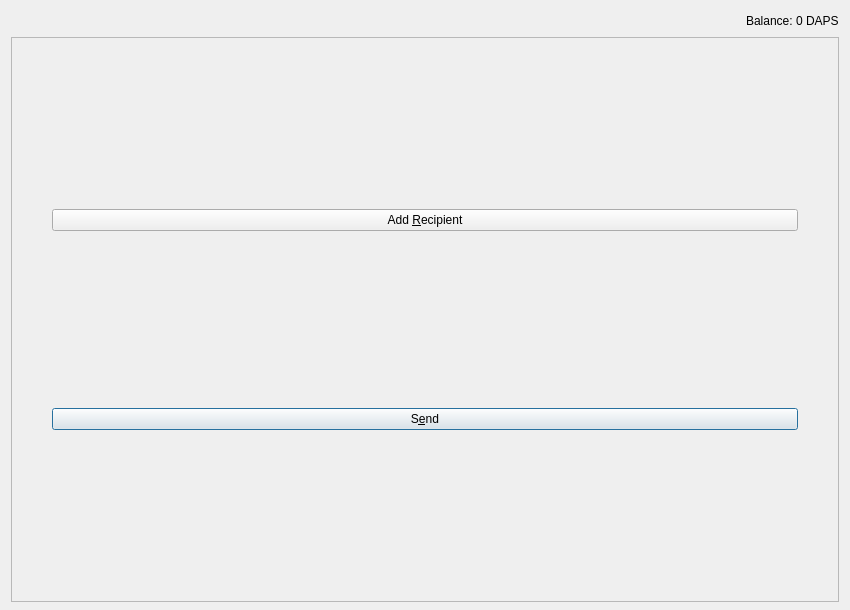
The window that src/qt/forms/sendcoinsdialog.ui (TheArcadiaGroup/DAPS) describes before a commit, drawn with Qt 5.
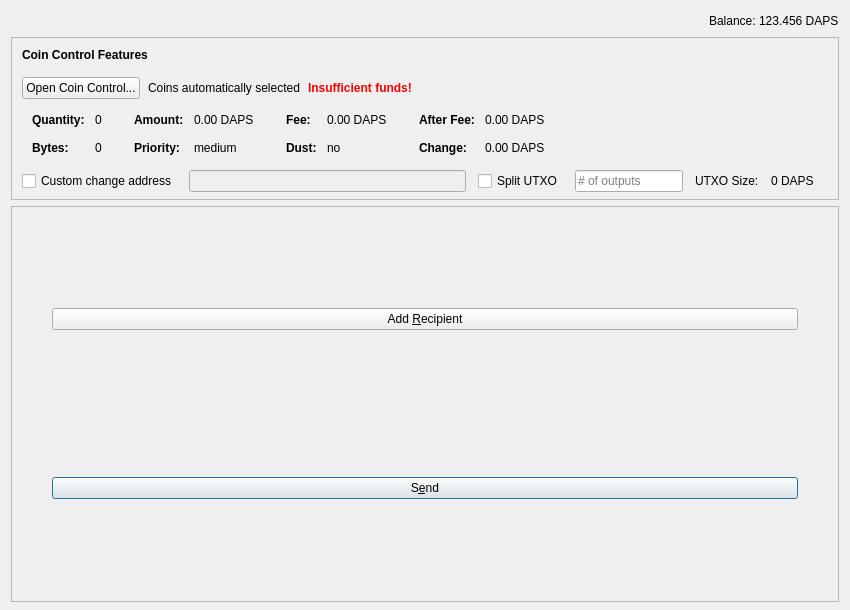
The same window after the commit. Icons and pictures are not drawn. Custom widgets are drawn as their Qt base class.

Commit message: Restore Coin Control

```diff
--- a/src/qt/forms/sendcoinsdialog.ui
+++ b/src/qt/forms/sendcoinsdialog.ui
@@ -13,10 +13,10 @@
   <property name="windowTitle">
    <string>Send Coins</string>
   </property>
-  <property name="sizeGripEnabled">
-   <bool>false</bool>
+  <property name="styleSheet">
+   <string notr="true">QDialog{border-image: url(':/images/background') 0 0 0 0 stretch stretch;}</string>
   </property>
-  <layout class="QVBoxLayout" name="verticalLayout" stretch="0,1">
+  <layout class="QVBoxLayout" name="verticalLayout" stretch="0,0,1">
    <property name="bottomMargin">
     <number>8</number>
    </property>
@@ -65,7 +65,7 @@
           <string>Your current spendable balance</string>
          </property>
          <property name="text">
-          <string notr="true">0 DAPS</string>
+          <string notr="true">123.456 DAPS</string>
          </property>
          <property name="textInteractionFlags">
           <set>Qt::LinksAccessibleByMouse|Qt::TextSelectableByKeyboard|Qt::TextSelectableByMouse</set>
@@ -76,6 +76,629 @@
      </item>
     </layout>
    </item>
+   <item>
+    <widget class="QFrame" name="frameCoinControl">
+     <property name="sizePolicy">
+      <sizepolicy hsizetype="Expanding" vsizetype="MinimumExpanding">
+       <horstretch>0</horstretch>
+       <verstretch>0</verstretch>
+      </sizepolicy>
+     </property>
+     <property name="maximumSize">
+      <size>
+       <width>16777215</width>
+       <height>16777215</height>
+      </size>
+     </property>
+     <property name="frameShape">
+      <enum>QFrame::StyledPanel</enum>
+     </property>
+     <property name="frameShadow">
+      <enum>QFrame::Sunken</enum>
+     </property>
+     <layout class="QVBoxLayout" name="verticalLayoutCoinControl2">
+      <property name="spacing">
+       <number>0</number>
+      </property>
+      <property name="leftMargin">
+       <number>0</number>
+      </property>
+      <property name="topMargin">
+       <number>0</number>
+      </property>
+      <property name="rightMargin">
+       <number>0</number>
+      </property>
+      <property name="bottomMargin">
+       <number>6</number>
+      </property>
+      <item>
+       <layout class="QVBoxLayout" name="verticalLayoutCoinControl" stretch="0,0,0,0,1">
+        <property name="spacing">
+         <number>0</number>
+        </property>
+        <property name="leftMargin">
+         <number>10</number>
+        </property>
+        <property name="topMargin">
+         <number>10</number>
+        </property>
+        <item>
+         <layout class="QHBoxLayout" name="horizontalLayoutCoinControl1">
+          <property name="bottomMargin">
+           <number>15</number>
+          </property>
+          <item>
+           <widget class="QLabel" name="labelCoinControlFeatures">
+            <property name="sizePolicy">
+             <sizepolicy hsizetype="Preferred" vsizetype="Maximum">
+              <horstretch>0</horstretch>
+              <verstretch>0</verstretch>
+             </sizepolicy>
+            </property>
+            <property name="font">
+             <font>
+              <weight>75</weight>
+              <bold>true</bold>
+             </font>
+            </property>
+            <property name="styleSheet">
+             <string notr="true">font-weight:bold;</string>
+            </property>
+            <property name="text">
+             <string>Coin Control Features</string>
+            </property>
+           </widget>
+          </item>
+         </layout>
+        </item>
+        <item>
+         <layout class="QHBoxLayout" name="horizontalLayoutCoinControl2" stretch="0,0,0,0">
+          <property name="spacing">
+           <number>8</number>
+          </property>
+          <property name="bottomMargin">
+           <number>10</number>
+          </property>
+          <item>
+           <widget class="QPushButton" name="pushButtonCoinControl">
+            <property name="styleSheet">
+             <string notr="true"/>
+            </property>
+            <property name="text">
+             <string>Open Coin Control...</string>
+            </property>
+            <property name="autoDefault">
+             <bool>false</bool>
+            </property>
+           </widget>
+          </item>
+          <item>
+           <widget class="QLabel" name="labelCoinControlAutomaticallySelected">
+            <property name="text">
+             <string>Coins automatically selected</string>
+            </property>
+            <property name="margin">
+             <number>5</number>
+            </property>
+           </widget>
+          </item>
+          <item>
+           <widget class="QLabel" name="labelCoinControlInsuffFunds">
+            <property name="font">
+             <font>
+              <weight>75</weight>
+              <bold>true</bold>
+             </font>
+            </property>
+            <property name="styleSheet">
+             <string notr="true">color:red;font-weight:bold;</string>
+            </property>
+            <property name="text">
+             <string>Insufficient funds!</string>
+            </property>
+            <property name="margin">
+             <number>5</number>
+            </property>
+           </widget>
+          </item>
+          <item>
+           <spacer name="horizontalSpacerCoinControl">
+            <property name="orientation">
+             <enum>Qt::Horizontal</enum>
+            </property>
+            <property name="sizeHint" stdset="0">
+             <size>
+              <width>40</width>
+              <height>1</height>
+             </size>
+            </property>
+           </spacer>
+          </item>
+         </layout>
+        </item>
+        <item>
+         <widget class="QWidget" name="widgetCoinControl" native="true">
+          <property name="sizePolicy">
+           <sizepolicy hsizetype="Preferred" vsizetype="Preferred">
+            <horstretch>0</horstretch>
+            <verstretch>0</verstretch>
+           </sizepolicy>
+          </property>
+          <property name="minimumSize">
+           <size>
+            <width>0</width>
+            <height>0</height>
+           </size>
+          </property>
+          <property name="styleSheet">
+           <string notr="true"/>
+          </property>
+          <layout class="QHBoxLayout" name="horizontalLayoutCoinControl5">
+           <property name="leftMargin">
+            <number>0</number>
+           </property>
+           <property name="topMargin">
+            <number>0</number>
+           </property>
+           <property name="rightMargin">
+            <number>0</number>
+           </property>
+           <property name="bottomMargin">
+            <number>0</number>
+           </property>
+           <item>
+            <layout class="QHBoxLayout" name="horizontalLayoutCoinControl3" stretch="0,0,0,1">
+             <property name="spacing">
+              <number>20</number>
+             </property>
+             <property name="topMargin">
+              <number>0</number>
+             </property>
+             <property name="bottomMargin">
+              <number>10</number>
+             </property>
+             <item>
+              <layout class="QFormLayout" name="formLayoutCoinControl1">
+               <property name="horizontalSpacing">
+                <number>10</number>
+               </property>
+               <property name="verticalSpacing">
+                <number>14</number>
+               </property>
+               <property name="leftMargin">
+                <number>10</number>
+               </property>
+               <property name="topMargin">
+                <number>4</number>
+               </property>
+               <property name="rightMargin">
+                <number>6</number>
+               </property>
+               <item row="0" column="0">
+                <widget class="QLabel" name="labelCoinControlQuantityText">
+                 <property name="font">
+                  <font>
+                   <weight>75</weight>
+                   <bold>true</bold>
+                  </font>
+                 </property>
+                 <property name="text">
+                  <string>Quantity:</string>
+                 </property>
+                 <property name="margin">
+                  <number>0</number>
+                 </property>
+                </widget>
+               </item>
+               <item row="0" column="1">
+                <widget class="QLabel" name="labelCoinControlQuantity">
+                 <property name="cursor">
+                  <cursorShape>IBeamCursor</cursorShape>
+                 </property>
+                 <property name="contextMenuPolicy">
+                  <enum>Qt::ActionsContextMenu</enum>
+                 </property>
+                 <property name="text">
+                  <string notr="true">0</string>
+                 </property>
+                 <property name="margin">
+                  <number>0</number>
+                 </property>
+                 <property name="textInteractionFlags">
+                  <set>Qt::LinksAccessibleByMouse|Qt::TextSelectableByKeyboard|Qt::TextSelectableByMouse</set>
+                 </property>
+                </widget>
+               </item>
+               <item row="1" column="0">
+                <widget class="QLabel" name="labelCoinControlBytesText">
+                 <property name="font">
+                  <font>
+                   <weight>75</weight>
+                   <bold>true</bold>
+                  </font>
+                 </property>
+                 <property name="text">
+                  <string>Bytes:</string>
+                 </property>
+                </widget>
+               </item>
+               <item row="1" column="1">
+                <widget class="QLabel" name="labelCoinControlBytes">
+                 <property name="cursor">
+                  <cursorShape>IBeamCursor</cursorShape>
+                 </property>
+                 <property name="contextMenuPolicy">
+                  <enum>Qt::ActionsContextMenu</enum>
+                 </property>
+                 <property name="text">
+                  <string notr="true">0</string>
+                 </property>
+                 <property name="textInteractionFlags">
+                  <set>Qt::LinksAccessibleByMouse|Qt::TextSelectableByKeyboard|Qt::TextSelectableByMouse</set>
+                 </property>
+                </widget>
+               </item>
+              </layout>
+             </item>
+             <item>
+              <layout class="QFormLayout" name="formLayoutCoinControl2">
+               <property name="horizontalSpacing">
+                <number>10</number>
+               </property>
+               <property name="verticalSpacing">
+                <number>14</number>
+               </property>
+               <property name="leftMargin">
+                <number>6</number>
+               </property>
+               <property name="topMargin">
+                <number>4</number>
+               </property>
+               <property name="rightMargin">
+                <number>6</number>
+               </property>
+               <item row="0" column="0">
+                <widget class="QLabel" name="labelCoinControlAmountText">
+                 <property name="font">
+                  <font>
+                   <weight>75</weight>
+                   <bold>true</bold>
+                  </font>
+                 </property>
+                 <property name="text">
+                  <string>Amount:</string>
+                 </property>
+                 <property name="margin">
+                  <number>0</number>
+                 </property>
+                </widget>
+               </item>
+               <item row="0" column="1">
+                <widget class="QLabel" name="labelCoinControlAmount">
+                 <property name="cursor">
+                  <cursorShape>IBeamCursor</cursorShape>
+                 </property>
+                 <property name="contextMenuPolicy">
+                  <enum>Qt::ActionsContextMenu</enum>
+                 </property>
+                 <property name="text">
+                  <string notr="true">0.00 DAPS</string>
+                 </property>
+                 <property name="textInteractionFlags">
+                  <set>Qt::LinksAccessibleByMouse|Qt::TextSelectableByKeyboard|Qt::TextSelectableByMouse</set>
+                 </property>
+                </widget>
+               </item>
+               <item row="1" column="0">
+                <widget class="QLabel" name="labelCoinControlPriorityText">
+                 <property name="font">
+                  <font>
+                   <weight>75</weight>
+                   <bold>true</bold>
+                  </font>
+                 </property>
+                 <property name="text">
+                  <string>Priority:</string>
+                 </property>
+                </widget>
+               </item>
+               <item row="1" column="1">
+                <widget class="QLabel" name="labelCoinControlPriority">
+                 <property name="cursor">
+                  <cursorShape>IBeamCursor</cursorShape>
+                 </property>
+                 <property name="contextMenuPolicy">
+                  <enum>Qt::ActionsContextMenu</enum>
+                 </property>
+                 <property name="text">
+                  <string>medium</string>
+                 </property>
+                 <property name="textInteractionFlags">
+                  <set>Qt::LinksAccessibleByMouse|Qt::TextSelectableByKeyboard|Qt::TextSelectableByMouse</set>
+                 </property>
+                </widget>
+               </item>
+              </layout>
+             </item>
+             <item>
+              <layout class="QFormLayout" name="formLayoutCoinControl3">
+               <property name="horizontalSpacing">
+                <number>10</number>
+               </property>
+               <property name="verticalSpacing">
+                <number>14</number>
+               </property>
+               <property name="leftMargin">
+                <number>6</number>
+               </property>
+               <property name="topMargin">
+                <number>4</number>
+               </property>
+               <property name="rightMargin">
+                <number>6</number>
+               </property>
+               <item row="0" column="0">
+                <widget class="QLabel" name="labelCoinControlFeeText">
+                 <property name="font">
+                  <font>
+                   <weight>75</weight>
+                   <bold>true</bold>
+                  </font>
+                 </property>
+                 <property name="text">
+                  <string>Fee:</string>
+                 </property>
+                 <property name="margin">
+                  <number>0</number>
+                 </property>
+                </widget>
+               </item>
+               <item row="0" column="1">
+                <widget class="QLabel" name="labelCoinControlFee">
+                 <property name="cursor">
+                  <cursorShape>IBeamCursor</cursorShape>
+                 </property>
+                 <property name="contextMenuPolicy">
+                  <enum>Qt::ActionsContextMenu</enum>
+                 </property>
+                 <property name="text">
+                  <string notr="true">0.00 DAPS</string>
+                 </property>
+                 <property name="textInteractionFlags">
+                  <set>Qt::LinksAccessibleByMouse|Qt::TextSelectableByKeyboard|Qt::TextSelectableByMouse</set>
+                 </property>
+                </widget>
+               </item>
+               <item row="1" column="0">
+                <widget class="QLabel" name="labelCoinControlLowOutputText">
+                 <property name="font">
+                  <font>
+                   <weight>75</weight>
+                   <bold>true</bold>
+                  </font>
+                 </property>
+                 <property name="text">
+                  <string>Dust:</string>
+                 </property>
+                </widget>
+               </item>
+               <item row="1" column="1">
+                <widget class="QLabel" name="labelCoinControlLowOutput">
+                 <property name="cursor">
+                  <cursorShape>IBeamCursor</cursorShape>
+                 </property>
+                 <property name="contextMenuPolicy">
+                  <enum>Qt::ActionsContextMenu</enum>
+                 </property>
+                 <property name="text">
+                  <string>no</string>
+                 </property>
+                 <property name="textInteractionFlags">
+                  <set>Qt::LinksAccessibleByMouse|Qt::TextSelectableByKeyboard|Qt::TextSelectableByMouse</set>
+                 </property>
+                </widget>
+               </item>
+              </layout>
+             </item>
+             <item>
+              <layout class="QFormLayout" name="formLayoutCoinControl4">
+               <property name="horizontalSpacing">
+                <number>10</number>
+               </property>
+               <property name="verticalSpacing">
+                <number>14</number>
+               </property>
+               <property name="leftMargin">
+                <number>6</number>
+               </property>
+               <property name="topMargin">
+                <number>4</number>
+               </property>
+               <property name="rightMargin">
+                <number>6</number>
+               </property>
+               <item row="0" column="0">
+                <widget class="QLabel" name="labelCoinControlAfterFeeText">
+                 <property name="font">
+                  <font>
+                   <weight>75</weight>
+                   <bold>true</bold>
+                  </font>
+                 </property>
+                 <property name="text">
+                  <string>After Fee:</string>
+                 </property>
+                 <property name="margin">
+                  <number>0</number>
+                 </property>
+                </widget>
+               </item>
+               <item row="0" column="1">
+                <widget class="QLabel" name="labelCoinControlAfterFee">
+                 <property name="cursor">
+                  <cursorShape>IBeamCursor</cursorShape>
+                 </property>
+                 <property name="contextMenuPolicy">
+                  <enum>Qt::ActionsContextMenu</enum>
+                 </property>
+                 <property name="text">
+                  <string notr="true">0.00 DAPS</string>
+                 </property>
+                 <property name="textInteractionFlags">
+                  <set>Qt::LinksAccessibleByMouse|Qt::TextSelectableByKeyboard|Qt::TextSelectableByMouse</set>
+                 </property>
+                </widget>
+               </item>
+               <item row="1" column="0">
+                <widget class="QLabel" name="labelCoinControlChangeText">
+                 <property name="font">
+                  <font>
+                   <weight>75</weight>
+                   <bold>true</bold>
+                  </font>
+                 </property>
+                 <property name="text">
+                  <string>Change:</string>
+                 </property>
+                </widget>
+               </item>
+               <item row="1" column="1">
+                <widget class="QLabel" name="labelCoinControlChange">
+                 <property name="cursor">
+                  <cursorShape>IBeamCursor</cursorShape>
+                 </property>
+                 <property name="contextMenuPolicy">
+                  <enum>Qt::ActionsContextMenu</enum>
+                 </property>
+                 <property name="text">
+                  <string notr="true">0.00 DAPS</string>
+                 </property>
+                 <property name="textInteractionFlags">
+                  <set>Qt::LinksAccessibleByMouse|Qt::TextSelectableByKeyboard|Qt::TextSelectableByMouse</set>
+                 </property>
+                </widget>
+               </item>
+              </layout>
+             </item>
+            </layout>
+           </item>
+          </layout>
+         </widget>
+        </item>
+        <item>
+         <layout class="QHBoxLayout" name="horizontalLayoutCoinControl4" stretch="0,0,0,0,0,0,0">
+          <property name="spacing">
+           <number>12</number>
+          </property>
+          <property name="sizeConstraint">
+           <enum>QLayout::SetDefaultConstraint</enum>
+          </property>
+          <property name="topMargin">
+           <number>5</number>
+          </property>
+          <property name="rightMargin">
+           <number>5</number>
+          </property>
+          <item>
+           <widget class="QCheckBox" name="checkBoxCoinControlChange">
+            <property name="toolTip">
+             <string>If this is activated, but the change address is empty or invalid, change will be sent to a newly generated address.</string>
+            </property>
+            <property name="text">
+             <string>Custom change address</string>
+            </property>
+           </widget>
+          </item>
+          <item>
+           <widget class="QValidatedLineEdit" name="lineEditCoinControlChange">
+            <property name="enabled">
+             <bool>false</bool>
+            </property>
+            <property name="sizePolicy">
+             <sizepolicy hsizetype="Expanding" vsizetype="Fixed">
+              <horstretch>0</horstretch>
+              <verstretch>0</verstretch>
+             </sizepolicy>
+            </property>
+           </widget>
+          </item>
+          <item>
+           <widget class="QCheckBox" name="splitBlockCheckBox">
+            <property name="text">
+             <string>Split UTXO</string>
+            </property>
+           </widget>
+          </item>
+          <item>
+           <widget class="QLineEdit" name="splitBlockLineEdit">
+            <property name="sizePolicy">
+             <sizepolicy hsizetype="Fixed" vsizetype="Fixed">
+              <horstretch>50</horstretch>
+              <verstretch>0</verstretch>
+             </sizepolicy>
+            </property>
+            <property name="placeholderText">
+             <string># of outputs</string>
+            </property>
+           </widget>
+          </item>
+          <item>
+           <widget class="QLabel" name="labelBlockSizeText">
+            <property name="text">
+             <string>UTXO Size:</string>
+            </property>
+           </widget>
+          </item>
+          <item>
+           <widget class="QLabel" name="labelBlockSize">
+            <property name="text">
+             <string>0 DAPS</string>
+            </property>
+           </widget>
+          </item>
+          <item>
+           <widget class="QLabel" name="labelCoinControlChangeLabel">
+            <property name="sizePolicy">
+             <sizepolicy hsizetype="Preferred" vsizetype="Expanding">
+              <horstretch>0</horstretch>
+              <verstretch>0</verstretch>
+             </sizepolicy>
+            </property>
+            <property name="minimumSize">
+             <size>
+              <width>0</width>
+              <height>0</height>
+             </size>
+            </property>
+            <property name="text">
+             <string/>
+            </property>
+            <property name="margin">
+             <number>3</number>
+            </property>
+           </widget>
+          </item>
+         </layout>
+        </item>
+        <item>
+         <spacer name="verticalSpacerCoinControl">
+          <property name="orientation">
+           <enum>Qt::Vertical</enum>
+          </property>
+          <property name="sizeHint" stdset="0">
+           <size>
+            <width>800</width>
+            <height>1</height>
+           </size>
+          </property>
+         </spacer>
+        </item>
+       </layout>
+      </item>
+     </layout>
+    </widget>
+   </item>
    <item>
     <widget class="QScrollArea" name="scrollArea">
      <property name="widgetResizable">
@@ -87,10 +710,10 @@
         <x>0</x>
         <y>0</y>
         <width>830</width>
-        <height>561</height>
+        <height>390</height>
        </rect>
       </property>
-      <layout class="QVBoxLayout" name="verticalLayout_2" stretch="0,0,0">
+      <layout class="QVBoxLayout" name="verticalLayout_2" stretch="0,0,0,0">
        <property name="leftMargin">
         <number>0</number>
        </property>
@@ -163,6 +786,22 @@
          </item>
         </layout>
        </item>
+       <item>
+        <spacer name="verticalSpacer_2">
+         <property name="orientation">
+          <enum>Qt::Vertical</enum>
+         </property>
+         <property name="sizeType">
+          <enum>QSizePolicy::Fixed</enum>
+         </property>
+         <property name="sizeHint" stdset="0">
+          <size>
+           <width>20</width>
+           <height>40</height>
+          </size>
+         </property>
+        </spacer>
+       </item>
        <item>
         <layout class="QVBoxLayout" name="verticalLayout_4">
          <item>
@@ -231,8 +870,13 @@
    </item>
   </layout>
  </widget>
- <resources>
-  <include location="../dapscoin.qrc"/>
- </resources>
+ <customwidgets>
+  <customwidget>
+   <class>QValidatedLineEdit</class>
+   <extends>QLineEdit</extends>
+   <header>qvalidatedlineedit.h</header>
+  </customwidget>
+ </customwidgets>
+ <resources/>
  <connections/>
 </ui>
```
Left out of the diff: 15 changed lines with no effect on the pictures. The commit also changes 2 other files.
